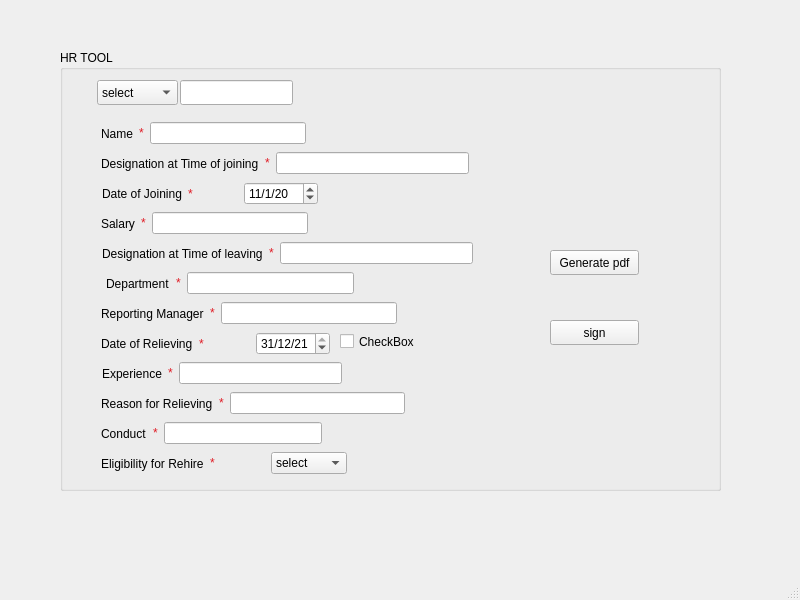
Old version of the form mainwindow.ui in the repository Vikas-Allam/HRTOOL-final-report.
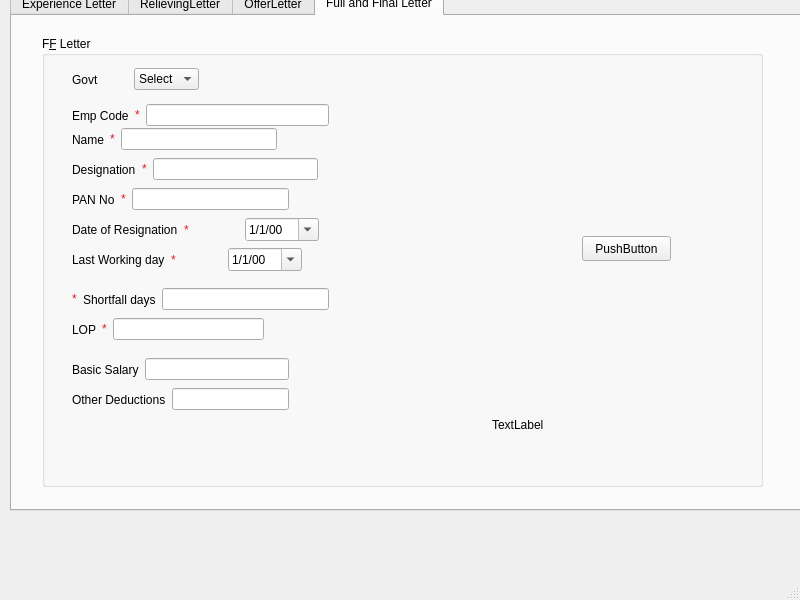
New version of the form. Icons and pictures are not drawn.

```diff
--- a/mainwindow.ui
+++ b/mainwindow.ui
@@ -14,17 +14,39 @@
    <string>MainWindow</string>
   </property>
   <widget class="QWidget" name="centralwidget">
+   <widget class="QTabWidget" name="tableWidget">
+    <property name="geometry">
+     <rect>
+      <x>10</x>
+      <y>-10</y>
+      <width>791</width>
+      <height>521</height>
+     </rect>
+    </property>
+    <property name="toolTip">
+     <string>&lt;html&gt;&lt;head/&gt;&lt;body&gt;&lt;p&gt;&lt;br/&gt;&lt;/p&gt;&lt;p&gt;&lt;br/&gt;&lt;/p&gt;&lt;p&gt;&lt;br/&gt;&lt;/p&gt;&lt;/body&gt;&lt;/html&gt;</string>
+    </property>
+    <property name="whatsThis">
+     <string>&lt;html&gt;&lt;head/&gt;&lt;body&gt;&lt;p&gt;s&lt;/p&gt;&lt;/body&gt;&lt;/html&gt;</string>
+    </property>
+    <property name="currentIndex">
+     <number>3</number>
+    </property>
+    <widget class="QWidget" name="ExperienceLetter">
+     <attribute name="title">
+      <string>Experience Letter</string>
+     </attribute>
    <widget class="QGroupBox" name="groupBox_2">
     <property name="geometry">
      <rect>
-      <x>60</x>
-      <y>50</y>
-      <width>661</width>
+        <x>40</x>
+        <y>0</y>
+        <width>631</width>
       <height>441</height>
      </rect>
     </property>
     <property name="title">
-     <string>HR TOOL</string>
+       <string>Experience letter</string>
     </property>
     <widget class="QPushButton" name="pushButton">
      <property name="geometry">
@@ -192,7 +214,7 @@
       </item>
      </layout>
     </widget>
-    <widget class="QWidget" name="layoutWidget">
+      <widget class="QWidget" name="layoutWidget_2">
      <property name="geometry">
       <rect>
        <x>41</x>
@@ -221,7 +243,7 @@
       </item>
      </layout>
     </widget>
-    <widget class="QWidget" name="layoutWidget">
+      <widget class="QWidget" name="layoutWidget_3">
      <property name="geometry">
       <rect>
        <x>41</x>
@@ -254,7 +276,7 @@
       </item>
      </layout>
     </widget>
-    <widget class="QWidget" name="layoutWidget">
+      <widget class="QWidget" name="layoutWidget_4">
      <property name="geometry">
       <rect>
        <x>41</x>
@@ -283,7 +305,7 @@
       </item>
      </layout>
     </widget>
-    <widget class="QWidget" name="layoutWidget">
+      <widget class="QWidget" name="layoutWidget_5">
      <property name="geometry">
       <rect>
        <x>41</x>
@@ -312,7 +334,7 @@
       </item>
      </layout>
     </widget>
-    <widget class="QWidget" name="layoutWidget">
+      <widget class="QWidget" name="layoutWidget_6">
      <property name="geometry">
       <rect>
        <x>41</x>
@@ -341,7 +363,7 @@
       </item>
      </layout>
     </widget>
-    <widget class="QWidget" name="layoutWidget">
+      <widget class="QWidget" name="layoutWidget_7">
      <property name="geometry">
       <rect>
        <x>42</x>
@@ -370,7 +392,7 @@
       </item>
      </layout>
     </widget>
-    <widget class="QWidget" name="layoutWidget">
+      <widget class="QWidget" name="layoutWidget_8">
      <property name="geometry">
       <rect>
        <x>42</x>
@@ -399,7 +421,7 @@
       </item>
      </layout>
     </widget>
-    <widget class="QWidget" name="layoutWidget">
+      <widget class="QWidget" name="layoutWidget_9">
      <property name="geometry">
       <rect>
        <x>42</x>
@@ -427,8 +449,8 @@
        <widget class="QDateEdit" name="dateEdit">
         <property name="dateTime">
          <datetime>
-          <hour>0</hour>
-          <minute>0</minute>
+            <hour>5</hour>
+            <minute>30</minute>
           <second>0</second>
           <year>2020</year>
           <month>1</month>
@@ -449,7 +471,7 @@
       </item>
      </layout>
     </widget>
-    <widget class="QWidget" name="layoutWidget">
+      <widget class="QWidget" name="layoutWidget_10">
      <property name="geometry">
       <rect>
        <x>46</x>
@@ -478,45 +500,16 @@
       </item>
      </layout>
     </widget>
-    <widget class="QWidget" name="layoutWidget">
+      <widget class="QWidget" name="layoutWidget_11">
      <property name="geometry">
       <rect>
-       <x>41</x>
-       <y>370</y>
-       <width>221</width>
-       <height>27</height>
-      </rect>
-     </property>
-     <layout class="QHBoxLayout" name="horizontalLayout_11">
-      <item>
-       <widget class="QLabel" name="label_12">
-        <property name="text">
-         <string>Conduct</string>
-        </property>
-       </widget>
-      </item>
-      <item>
-       <widget class="QLabel" name="label_24">
-        <property name="text">
-         <string>&lt;html&gt;&lt;head/&gt;&lt;body&gt;&lt;p&gt;&lt;span style=&quot; color:#e01b24;&quot;&gt;*&lt;/span&gt;&lt;/p&gt;&lt;/body&gt;&lt;/html&gt;</string>
-        </property>
-       </widget>
-      </item>
-      <item>
-       <widget class="QLineEdit" name="lineEdit_23"/>
-      </item>
-     </layout>
-    </widget>
-    <widget class="QWidget" name="layoutWidget">
-     <property name="geometry">
-      <rect>
-       <x>41</x>
+         <x>43</x>
        <y>400</y>
-       <width>246</width>
+         <width>229</width>
        <height>27</height>
       </rect>
      </property>
-     <layout class="QHBoxLayout" name="horizontalLayout_12">
+       <layout class="QHBoxLayout" name="horizontalLayout_11">
       <item>
        <widget class="QLabel" name="label_15">
         <property name="text">
@@ -532,6 +525,51 @@
        </widget>
       </item>
       <item>
+         <widget class="QComboBox" name="comboBox_3">
+          <item>
+           <property name="text">
+            <string>Select</string>
+           </property>
+          </item>
+          <item>
+           <property name="text">
+            <string>Yes</string>
+           </property>
+          </item>
+          <item>
+           <property name="text">
+            <string>No</string>
+           </property>
+          </item>
+         </widget>
+        </item>
+       </layout>
+      </widget>
+      <widget class="QWidget" name="layoutWidget_12">
+       <property name="geometry">
+        <rect>
+         <x>43</x>
+         <y>370</y>
+         <width>219</width>
+         <height>27</height>
+        </rect>
+       </property>
+       <layout class="QHBoxLayout" name="horizontalLayout_12">
+        <item>
+         <widget class="QLabel" name="label_12">
+          <property name="text">
+           <string>Conduct</string>
+          </property>
+         </widget>
+        </item>
+        <item>
+         <widget class="QLabel" name="label_24">
+          <property name="text">
+           <string>&lt;html&gt;&lt;head/&gt;&lt;body&gt;&lt;p&gt;&lt;span style=&quot; color:#e01b24;&quot;&gt;*&lt;/span&gt;&lt;/p&gt;&lt;/body&gt;&lt;/html&gt;</string>
+          </property>
+         </widget>
+        </item>
+        <item>
        <widget class="QComboBox" name="comboBox_2">
         <item>
          <property name="text">
@@ -556,6 +594,672 @@
        </widget>
       </item>
      </layout>
+      </widget>
+     </widget>
+    </widget>
+    <widget class="QWidget" name="RelievingLetter">
+     <attribute name="title">
+      <string>RelievingLetter</string>
+     </attribute>
+     <widget class="QGroupBox" name="groupBox_3">
+      <property name="geometry">
+       <rect>
+        <x>80</x>
+        <y>50</y>
+        <width>601</width>
+        <height>361</height>
+       </rect>
+      </property>
+      <property name="font">
+       <font>
+        <family>Verdana</family>
+        <pointsize>10</pointsize>
+       </font>
+      </property>
+      <property name="title">
+       <string>Relieving letter</string>
+      </property>
+      <widget class="QWidget" name="layoutWidget_13">
+       <property name="geometry">
+        <rect>
+         <x>61</x>
+         <y>127</y>
+         <width>198</width>
+         <height>27</height>
+        </rect>
+       </property>
+       <layout class="QHBoxLayout" name="horizontalLayout_21">
+        <item>
+         <widget class="QLabel" name="RL_Department">
+          <property name="font">
+           <font>
+            <family>Verdana</family>
+            <pointsize>10</pointsize>
+           </font>
+          </property>
+          <property name="text">
+           <string>Department</string>
+          </property>
+         </widget>
+        </item>
+        <item>
+         <widget class="QLineEdit" name="RL_deptLine"/>
+        </item>
+       </layout>
+      </widget>
+      <widget class="QWidget" name="layoutWidget_14">
+       <property name="geometry">
+        <rect>
+         <x>61</x>
+         <y>155</y>
+         <width>208</width>
+         <height>27</height>
+        </rect>
+       </property>
+       <layout class="QHBoxLayout" name="horizontalLayout_22">
+        <item>
+         <widget class="QLabel" name="RL_Resign">
+          <property name="font">
+           <font>
+            <family>Verdana</family>
+            <pointsize>10</pointsize>
+           </font>
+          </property>
+          <property name="text">
+           <string>Resignation date</string>
+          </property>
+         </widget>
+        </item>
+        <item>
+         <widget class="QDateEdit" name="RL_ResDate">
+          <property name="dateTime">
+           <datetime>
+            <hour>20</hour>
+            <minute>30</minute>
+            <second>0</second>
+            <year>2021</year>
+            <month>12</month>
+            <day>30</day>
+           </datetime>
+          </property>
+          <property name="calendarPopup">
+           <bool>true</bool>
+          </property>
+         </widget>
+        </item>
+       </layout>
+      </widget>
+      <widget class="QWidget" name="layoutWidget_15">
+       <property name="geometry">
+        <rect>
+         <x>61</x>
+         <y>181</y>
+         <width>201</width>
+         <height>27</height>
+        </rect>
+       </property>
+       <layout class="QHBoxLayout" name="horizontalLayout_23">
+        <item>
+         <widget class="QLabel" name="RL_Rel">
+          <property name="font">
+           <font>
+            <family>Verdana</family>
+            <pointsize>10</pointsize>
+           </font>
+          </property>
+          <property name="text">
+           <string>Relieving date</string>
+          </property>
+         </widget>
+        </item>
+        <item>
+         <widget class="QDateEdit" name="RL_RelDate">
+          <property name="dateTime">
+           <datetime>
+            <hour>20</hour>
+            <minute>30</minute>
+            <second>0</second>
+            <year>2021</year>
+            <month>12</month>
+            <day>30</day>
+           </datetime>
+          </property>
+          <property name="calendarPopup">
+           <bool>true</bool>
+          </property>
+         </widget>
+        </item>
+       </layout>
+      </widget>
+      <widget class="QWidget" name="layoutWidget_16">
+       <property name="geometry">
+        <rect>
+         <x>61</x>
+         <y>71</y>
+         <width>171</width>
+         <height>27</height>
+        </rect>
+       </property>
+       <layout class="QHBoxLayout" name="horizontalLayout_24">
+        <item>
+         <widget class="QLabel" name="RL_Name">
+          <property name="font">
+           <font>
+            <family>Verdana</family>
+            <pointsize>10</pointsize>
+           </font>
+          </property>
+          <property name="text">
+           <string>Name </string>
+          </property>
+         </widget>
+        </item>
+        <item>
+         <widget class="QLineEdit" name="RL_nameInput"/>
+        </item>
+       </layout>
+      </widget>
+      <widget class="QWidget" name="layoutWidget_17">
+       <property name="geometry">
+        <rect>
+         <x>61</x>
+         <y>99</y>
+         <width>178</width>
+         <height>27</height>
+        </rect>
+       </property>
+       <layout class="QHBoxLayout" name="horizontalLayout_25">
+        <item>
+         <widget class="QLabel" name="RL_Position">
+          <property name="font">
+           <font>
+            <family>Verdana</family>
+            <pointsize>10</pointsize>
+           </font>
+          </property>
+          <property name="text">
+           <string>Position</string>
+          </property>
+         </widget>
+        </item>
+        <item>
+         <widget class="QLineEdit" name="RL_positionInput"/>
+        </item>
+       </layout>
+      </widget>
+      <widget class="QWidget" name="layoutWidget_18">
+       <property name="geometry">
+        <rect>
+         <x>61</x>
+         <y>40</y>
+         <width>271</width>
+         <height>27</height>
+        </rect>
+       </property>
+       <layout class="QHBoxLayout" name="horizontalLayout_26">
+        <item>
+         <widget class="QLabel" name="RL_EmpId">
+          <property name="font">
+           <font>
+            <family>Verdana</family>
+            <pointsize>10</pointsize>
+           </font>
+          </property>
+          <property name="text">
+           <string>Emp Id </string>
+          </property>
+         </widget>
+        </item>
+        <item>
+         <widget class="QComboBox" name="RL_comboBox">
+          <item>
+           <property name="text">
+            <string>select</string>
+           </property>
+          </item>
+          <item>
+           <property name="text">
+            <string>ES</string>
+           </property>
+          </item>
+          <item>
+           <property name="text">
+            <string>IT</string>
+           </property>
+          </item>
+          <item>
+           <property name="text">
+            <string>HR</string>
+           </property>
+          </item>
+          <item>
+           <property name="text">
+            <string>User Input</string>
+           </property>
+          </item>
+         </widget>
+        </item>
+        <item>
+         <widget class="QLineEdit" name="RL_Id_input"/>
+        </item>
+       </layout>
+      </widget>
+      <widget class="QWidget" name="layoutWidget_19">
+       <property name="geometry">
+        <rect>
+         <x>290</x>
+         <y>290</y>
+         <width>240</width>
+         <height>27</height>
+        </rect>
+       </property>
+       <layout class="QHBoxLayout" name="horizontalLayout_27">
+        <item>
+         <widget class="QLabel" name="RL_signLabel">
+          <property name="text">
+           <string>Signature</string>
+          </property>
+         </widget>
+        </item>
+        <item>
+         <widget class="QPushButton" name="RL_signButton">
+          <property name="text">
+           <string>sign</string>
+          </property>
+         </widget>
+        </item>
+        <item>
+         <widget class="QPushButton" name="RL_generate">
+          <property name="text">
+           <string>generate</string>
+          </property>
+         </widget>
+        </item>
+       </layout>
+      </widget>
+     </widget>
+    </widget>
+    <widget class="QWidget" name="OfferLetter">
+     <attribute name="title">
+      <string>OfferLetter</string>
+     </attribute>
+    </widget>
+    <widget class="QWidget" name="FFLetter">
+     <attribute name="title">
+      <string>Full and Final Letter</string>
+     </attribute>
+     <widget class="QGroupBox" name="FFtool_2">
+      <property name="geometry">
+       <rect>
+        <x>30</x>
+        <y>20</y>
+        <width>721</width>
+        <height>451</height>
+       </rect>
+      </property>
+      <property name="title">
+       <string>F&amp;F Letter</string>
+      </property>
+      <widget class="QPushButton" name="FFtool">
+       <property name="geometry">
+        <rect>
+         <x>540</x>
+         <y>200</y>
+         <width>89</width>
+         <height>25</height>
+        </rect>
+       </property>
+       <property name="text">
+        <string>PushButton</string>
+       </property>
+      </widget>
+      <widget class="QWidget" name="layoutWidget">
+       <property name="geometry">
+        <rect>
+         <x>30</x>
+         <y>120</y>
+         <width>246</width>
+         <height>27</height>
+        </rect>
+       </property>
+       <layout class="QHBoxLayout" name="horizontalLayout_15">
+        <item>
+         <widget class="QLabel" name="desig">
+          <property name="text">
+           <string>Designation</string>
+          </property>
+         </widget>
+        </item>
+        <item>
+         <widget class="QLabel" name="label_28">
+          <property name="text">
+           <string>&lt;html&gt;&lt;head/&gt;&lt;body&gt;&lt;p&gt;&lt;span style=&quot; color:#e01b24;&quot;&gt;*&lt;/span&gt;&lt;/p&gt;&lt;/body&gt;&lt;/html&gt;</string>
+          </property>
+         </widget>
+        </item>
+        <item>
+         <widget class="QLineEdit" name="in3"/>
+        </item>
+       </layout>
+      </widget>
+      <widget class="QWidget" name="layoutWidget">
+       <property name="geometry">
+        <rect>
+         <x>30</x>
+         <y>90</y>
+         <width>205</width>
+         <height>27</height>
+        </rect>
+       </property>
+       <layout class="QHBoxLayout" name="horizontalLayout_14">
+        <item>
+         <widget class="QLabel" name="name">
+          <property name="text">
+           <string>Name</string>
+          </property>
+         </widget>
+        </item>
+        <item>
+         <widget class="QLabel" name="label_27">
+          <property name="text">
+           <string>&lt;html&gt;&lt;head/&gt;&lt;body&gt;&lt;p&gt;&lt;span style=&quot; color:#e01b24;&quot;&gt;*&lt;/span&gt;&lt;/p&gt;&lt;/body&gt;&lt;/html&gt;</string>
+          </property>
+         </widget>
+        </item>
+        <item>
+         <widget class="QLineEdit" name="in2"/>
+        </item>
+       </layout>
+      </widget>
+      <widget class="QWidget" name="layoutWidget">
+       <property name="geometry">
+        <rect>
+         <x>30</x>
+         <y>60</y>
+         <width>257</width>
+         <height>39</height>
+        </rect>
+       </property>
+       <layout class="QHBoxLayout" name="horizontalLayout_13">
+        <item>
+         <widget class="QLabel" name="code">
+          <property name="text">
+           <string>Emp Code</string>
+          </property>
+         </widget>
+        </item>
+        <item>
+         <widget class="QLabel" name="label_26">
+          <property name="text">
+           <string>&lt;html&gt;&lt;head/&gt;&lt;body&gt;&lt;p&gt;&lt;span style=&quot; color:#e01b24;&quot;&gt;*&lt;/span&gt;&lt;/p&gt;&lt;/body&gt;&lt;/html&gt;</string>
+          </property>
+         </widget>
+        </item>
+        <item>
+         <widget class="QLineEdit" name="in1"/>
+        </item>
+       </layout>
+      </widget>
+      <widget class="QWidget" name="layoutWidget">
+       <property name="geometry">
+        <rect>
+         <x>30</x>
+         <y>150</y>
+         <width>217</width>
+         <height>27</height>
+        </rect>
+       </property>
+       <layout class="QHBoxLayout" name="horizontalLayout_16">
+        <item>
+         <widget class="QLabel" name="pan">
+          <property name="text">
+           <string>PAN No</string>
+          </property>
+         </widget>
+        </item>
+        <item>
+         <widget class="QLabel" name="label_29">
+          <property name="text">
+           <string>&lt;html&gt;&lt;head/&gt;&lt;body&gt;&lt;p&gt;&lt;span style=&quot; color:#e01b24;&quot;&gt;*&lt;/span&gt;&lt;/p&gt;&lt;/body&gt;&lt;/html&gt;</string>
+          </property>
+         </widget>
+        </item>
+        <item>
+         <widget class="QLineEdit" name="in4"/>
+        </item>
+       </layout>
+      </widget>
+      <widget class="QWidget" name="layoutWidget">
+       <property name="geometry">
+        <rect>
+         <x>30</x>
+         <y>250</y>
+         <width>257</width>
+         <height>27</height>
+        </rect>
+       </property>
+       <layout class="QHBoxLayout" name="horizontalLayout_19">
+        <item>
+         <widget class="QLabel" name="label_32">
+          <property name="text">
+           <string>&lt;html&gt;&lt;head/&gt;&lt;body&gt;&lt;p&gt;&lt;span style=&quot; color:#e01b24;&quot;&gt;*&lt;/span&gt;&lt;/p&gt;&lt;/body&gt;&lt;/html&gt;</string>
+          </property>
+         </widget>
+        </item>
+        <item>
+         <widget class="QLabel" name="sd">
+          <property name="text">
+           <string>Shortfall days</string>
+          </property>
+         </widget>
+        </item>
+        <item>
+         <widget class="QLineEdit" name="in7"/>
+        </item>
+       </layout>
+      </widget>
+      <widget class="QWidget" name="layoutWidget">
+       <property name="geometry">
+        <rect>
+         <x>30</x>
+         <y>280</y>
+         <width>192</width>
+         <height>27</height>
+        </rect>
+       </property>
+       <layout class="QHBoxLayout" name="horizontalLayout_20">
+        <item>
+         <widget class="QLabel" name="lop">
+          <property name="text">
+           <string>LOP</string>
+          </property>
+         </widget>
+        </item>
+        <item>
+         <widget class="QLabel" name="label_33">
+          <property name="text">
+           <string>&lt;html&gt;&lt;head/&gt;&lt;body&gt;&lt;p&gt;&lt;span style=&quot; color:#e01b24;&quot;&gt;*&lt;/span&gt;&lt;/p&gt;&lt;/body&gt;&lt;/html&gt;</string>
+          </property>
+         </widget>
+        </item>
+        <item>
+         <widget class="QLineEdit" name="in8"/>
+        </item>
+       </layout>
+      </widget>
+      <widget class="QWidget" name="layoutWidget">
+       <property name="geometry">
+        <rect>
+         <x>30</x>
+         <y>180</y>
+         <width>247</width>
+         <height>28</height>
+        </rect>
+       </property>
+       <layout class="QHBoxLayout" name="horizontalLayout_17">
+        <item>
+         <widget class="QLabel" name="res">
+          <property name="text">
+           <string>Date of Resignation</string>
+          </property>
+         </widget>
+        </item>
+        <item>
+         <widget class="QLabel" name="label_30">
+          <property name="text">
+           <string>&lt;html&gt;&lt;head/&gt;&lt;body&gt;&lt;p&gt;&lt;span style=&quot; color:#e01b24;&quot;&gt;*&lt;/span&gt;&lt;/p&gt;&lt;/body&gt;&lt;/html&gt;</string>
+          </property>
+         </widget>
+        </item>
+        <item>
+         <widget class="QDateEdit" name="in5">
+          <property name="displayFormat">
+           <string>d/M/yy</string>
+          </property>
+          <property name="calendarPopup">
+           <bool>true</bool>
+          </property>
+         </widget>
+        </item>
+       </layout>
+      </widget>
+      <widget class="QWidget" name="layoutWidget">
+       <property name="geometry">
+        <rect>
+         <x>30</x>
+         <y>210</y>
+         <width>230</width>
+         <height>28</height>
+        </rect>
+       </property>
+       <layout class="QHBoxLayout" name="horizontalLayout_18">
+        <item>
+         <widget class="QLabel" name="lwd">
+          <property name="text">
+           <string>Last Working day</string>
+          </property>
+         </widget>
+        </item>
+        <item>
+         <widget class="QLabel" name="label_31">
+          <property name="text">
+           <string>&lt;html&gt;&lt;head/&gt;&lt;body&gt;&lt;p&gt;&lt;span style=&quot; color:#e01b24;&quot;&gt;*&lt;/span&gt;&lt;/p&gt;&lt;/body&gt;&lt;/html&gt;</string>
+          </property>
+         </widget>
+        </item>
+        <item>
+         <widget class="QDateEdit" name="in6">
+          <property name="displayFormat">
+           <string>d/M/yy</string>
+          </property>
+          <property name="calendarPopup">
+           <bool>true</bool>
+          </property>
+         </widget>
+        </item>
+       </layout>
+      </widget>
+      <widget class="QLabel" name="deducted">
+       <property name="geometry">
+        <rect>
+         <x>450</x>
+         <y>380</y>
+         <width>67</width>
+         <height>17</height>
+        </rect>
+       </property>
+       <property name="text">
+        <string>TextLabel</string>
+       </property>
+      </widget>
+      <widget class="QWidget" name="layoutWidget">
+       <property name="geometry">
+        <rect>
+         <x>30</x>
+         <y>320</y>
+         <width>217</width>
+         <height>27</height>
+        </rect>
+       </property>
+       <layout class="QHBoxLayout" name="horizontalLayout_28">
+        <item>
+         <widget class="QLabel" name="BS">
+          <property name="text">
+           <string>Basic Salary</string>
+          </property>
+         </widget>
+        </item>
+        <item>
+         <widget class="QLineEdit" name="in9"/>
+        </item>
+       </layout>
+      </widget>
+      <widget class="QWidget" name="layoutWidget">
+       <property name="geometry">
+        <rect>
+         <x>30</x>
+         <y>30</y>
+         <width>127</width>
+         <height>27</height>
+        </rect>
+       </property>
+       <layout class="QHBoxLayout" name="horizontalLayout_38">
+        <item>
+         <widget class="QLabel" name="label_34">
+          <property name="text">
+           <string>Govt</string>
+          </property>
+         </widget>
+        </item>
+        <item>
+         <widget class="QComboBox" name="comboBox_4">
+          <item>
+           <property name="text">
+            <string>Select</string>
+           </property>
+          </item>
+          <item>
+           <property name="text">
+            <string>TS</string>
+           </property>
+          </item>
+          <item>
+           <property name="text">
+            <string>Pune</string>
+           </property>
+          </item>
+          <item>
+           <property name="text">
+            <string/>
+           </property>
+          </item>
+         </widget>
+        </item>
+       </layout>
+      </widget>
+      <widget class="QWidget" name="layoutWidget">
+       <property name="geometry">
+        <rect>
+         <x>30</x>
+         <y>350</y>
+         <width>217</width>
+         <height>27</height>
+        </rect>
+       </property>
+       <layout class="QHBoxLayout" name="horizontalLayout_29">
+        <item>
+         <widget class="QLabel" name="label_35">
+          <property name="text">
+           <string>Other Deductions</string>
+          </property>
+         </widget>
+        </item>
+        <item>
+         <widget class="QLineEdit" name="in10"/>
+        </item>
+       </layout>
+      </widget>
+     </widget>
     </widget>
    </widget>
   </widget>
```
Left out of the diff: 23 changed lines with no effect on the pictures. Lines whose indentation alone changed are shown as unchanged.
